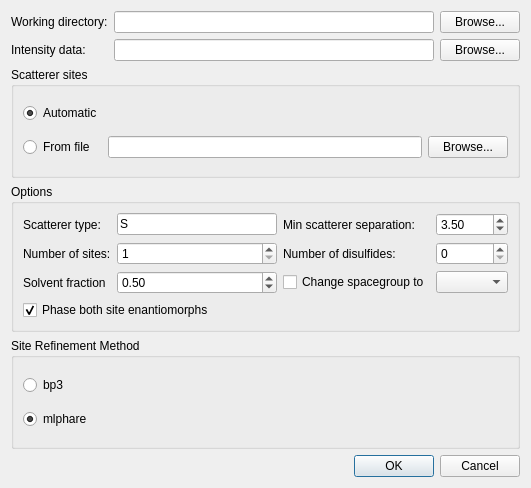
First picture: the form in MIExpert/mi_sadphase.ui, repository mifit/mifit, before the edit.
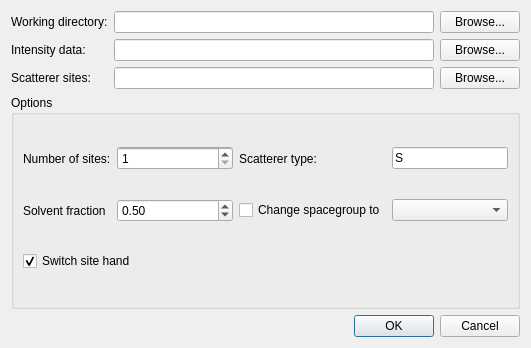
Second picture: the form after the edit.

```diff
--- a/MIExpert/mi_sadphase.ui
+++ b/MIExpert/mi_sadphase.ui
@@ -6,7 +6,7 @@
     <x>0</x>
     <y>0</y>
     <width>531</width>
-    <height>488</height>
+    <height>348</height>
    </rect>
   </property>
   <property name="windowTitle" >
@@ -49,44 +49,29 @@
        </property>
       </widget>
      </item>
+
+     <item row="2" column="0" >
+      <widget class="QLabel" name="label" >
+       <property name="text" >
+        <string>Scatterer sites:</string>
+       </property>
+      </widget>
+     </item>
+     <item row="2" column="1" >
+      <widget class="QLineEdit" name="sitesFromFileLineEdit" />
+     </item>
+     <item row="2" column="2" >
+      <widget class="QPushButton" name="sitesFromFilePushButton" >
+       <property name="text" >
+        <string>Browse...</string>
+       </property>
+      </widget>
+     </item>
+
+
     </layout>
    </item>
-   <item>
-    <widget class="QGroupBox" name="groupBox_3" >
-     <property name="title" >
-      <string>Scatterer sites</string>
-     </property>
-     <layout class="QGridLayout" name="gridLayout_3" >
-      <item row="0" column="0" >
-       <widget class="QRadioButton" name="automaticSitesRadioButton_2" >
-        <property name="text" >
-         <string>Automatic</string>
-        </property>
-        <property name="checked" >
-         <bool>true</bool>
-        </property>
-       </widget>
-      </item>
-      <item row="1" column="0" >
-       <widget class="QRadioButton" name="sitesFromFileRadioButton" >
-        <property name="text" >
-         <string>From file</string>
-        </property>
-       </widget>
-      </item>
-      <item row="1" column="1" >
-       <widget class="QLineEdit" name="sitesFromFileLineEdit" />
-      </item>
-      <item row="1" column="2" >
-       <widget class="QPushButton" name="sitesFromFilePushButton" >
-        <property name="text" >
-         <string>Browse...</string>
-        </property>
-       </widget>
-      </item>
-     </layout>
-    </widget>
-   </item>
+
    <item>
     <widget class="QGroupBox" name="groupBox" >
      <property name="title" >
@@ -106,44 +91,42 @@
          </widget>
         </item>
         <item row="0" column="0" >
-         <widget class="QLabel" name="label_3" >
-          <property name="text" >
-           <string>Scatterer type:</string>
-          </property>
-         </widget>
-        </item>
-        <item row="0" column="2" >
-         <widget class="QLabel" name="label_4" >
-          <property name="text" >
-           <string>Min scatterer separation:</string>
-          </property>
-         </widget>
-        </item>
-        <item row="1" column="0" >
          <widget class="QLabel" name="label_5" >
           <property name="text" >
            <string>Number of sites:</string>
           </property>
          </widget>
         </item>
-        <item row="1" column="2" >
+
+        <item row="0" column="2" >
          <widget class="QLabel" name="label_6" >
           <property name="text" >
-           <string>Number of disulfides:</string>
+           <string>Scatterer type:</string>
           </property>
          </widget>
         </item>
-        <item row="1" column="1" >
+
+
+        <item row="0" column="1" >
          <widget class="QSpinBox" name="numSitesSpinBox" >
           <property name="minimum" >
            <number>1</number>
           </property>
          </widget>
         </item>
-        <item row="1" column="3" >
-         <widget class="QSpinBox" name="numDisulfidesSpinBox" />
+        <item row="0" column="3" >
+         <widget class="QLineEdit" name="scattererTypeLineEdit" >
+          <property name="text" >
+           <string>S</string>
+          </property>
+          <property name="maxLength" >
+           <number>2</number>
+          </property>
+         </widget>
         </item>
-        <item row="2" column="1" >
+
+
+        <item row="1" column="1" >
          <widget class="QDoubleSpinBox" name="solventFractionSpinBox" >
           <property name="maximum" >
            <double>1.000000000000000</double>
@@ -156,71 +139,40 @@
           </property>
          </widget>
         </item>
-        <item row="2" column="0" >
+        <item row="1" column="0" >
          <widget class="QLabel" name="label_7" >
           <property name="text" >
            <string>Solvent fraction</string>
           </property>
          </widget>
         </item>
-        <item row="2" column="3" >
+        <item row="1" column="3" >
          <widget class="QComboBox" name="spaceGroupComboBox" />
         </item>
-        <item row="2" column="2" >
+        <item row="1" column="2" >
          <widget class="QCheckBox" name="changeSpaceGroupCheckBox" >
           <property name="text" >
            <string>Change spacegroup to</string>
           </property>
          </widget>
         </item>
-        <item row="3" column="0" colspan="4" >
+        <item row="2" column="0" colspan="4" >
          <widget class="QCheckBox" name="phaseBothSiteEnantiomorphsCheckBox" >
           <property name="text" >
-           <string>Phase both site enantiomorphs</string>
+           <string>Switch site hand</string>
           </property>
           <property name="checked" >
            <bool>true</bool>
           </property>
          </widget>
         </item>
-        <item row="0" column="3" >
-         <widget class="QDoubleSpinBox" name="minScattererSeparationSpinBox" >
-          <property name="value" >
-           <double>3.500000000000000</double>
-          </property>
-         </widget>
-        </item>
+
        </layout>
       </item>
      </layout>
     </widget>
    </item>
-   <item>
-    <widget class="QGroupBox" name="groupBox_2" >
-     <property name="title" >
-      <string>Site Refinement Method</string>
-     </property>
-     <layout class="QVBoxLayout" name="verticalLayout" >
-      <item>
-       <widget class="QRadioButton" name="bp3RadioButton" >
-        <property name="text" >
-         <string>bp3</string>
-        </property>
-       </widget>
-      </item>
-      <item>
-       <widget class="QRadioButton" name="mlphareRadioButton" >
-        <property name="text" >
-         <string>mlphare</string>
-        </property>
-        <property name="checked" >
-         <bool>true</bool>
-        </property>
-       </widget>
-      </item>
-     </layout>
-    </widget>
-   </item>
+
    <item>
     <widget class="QDialogButtonBox" name="buttonBox" >
      <property name="orientation" >
```
Left out of the diff: 10 changed lines with no effect on the pictures.
